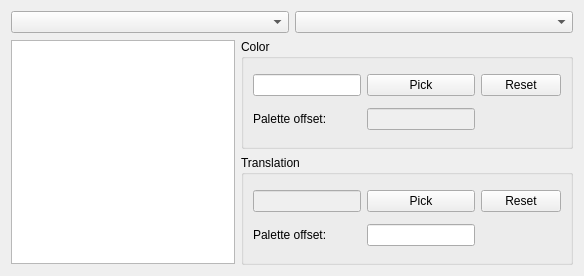
The window that source/palettewidget.ui (diasurgical/d1-graphics-tool) describes before a commit, drawn with Qt 5.
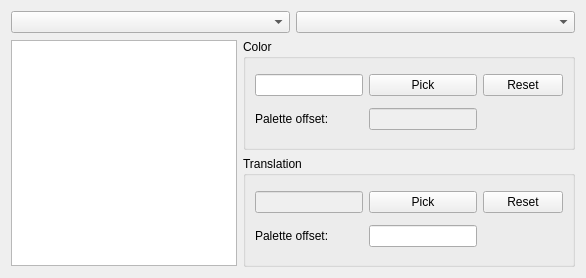
The same window after the commit.

Commit message: Add PaletteWidget constructor code and UI widget names

```diff
--- a/source/palettewidget.ui
+++ b/source/palettewidget.ui
@@ -6,8 +6,8 @@
    <rect>
     <x>0</x>
     <y>0</y>
-    <width>552</width>
-    <height>276</height>
+    <width>554</width>
+    <height>278</height>
    </rect>
   </property>
   <property name="sizePolicy">
@@ -44,14 +44,14 @@
          </property>
          <property name="minimumSize">
           <size>
-           <width>224</width>
-           <height>224</height>
+           <width>226</width>
+           <height>226</height>
           </size>
          </property>
          <property name="maximumSize">
           <size>
-           <width>224</width>
-           <height>224</height>
+           <width>226</width>
+           <height>226</height>
           </size>
          </property>
         </widget>
```
Left out of the diff: 24 changed lines with no effect on the pictures. The commit also changes 2 other files.
